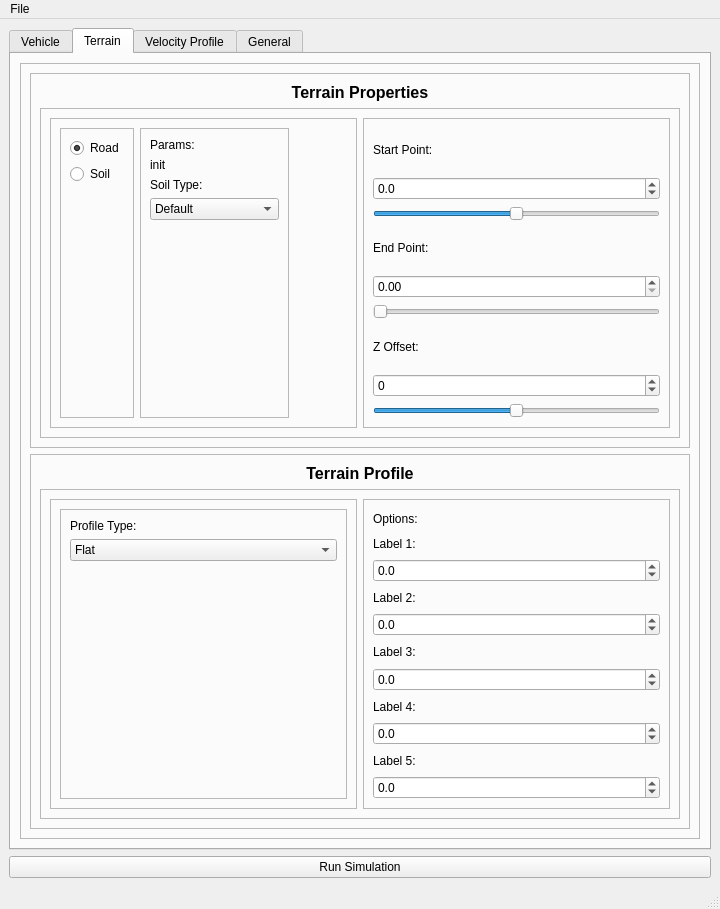
Qt form gui/my_gui.ui (bdemin/simGUI) before a commit.
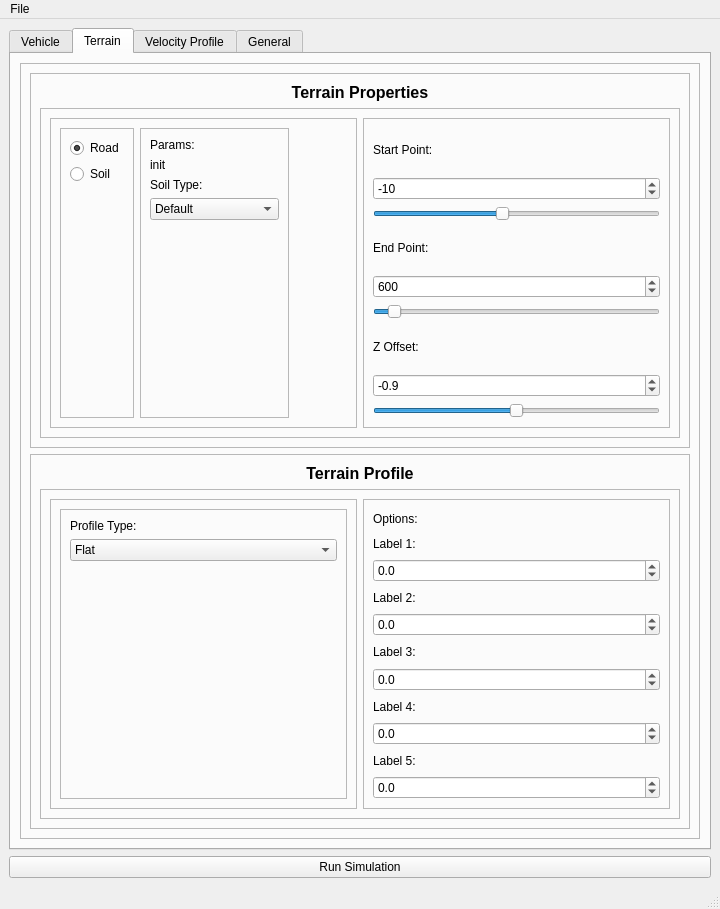
The same form after that commit. Icons and pictures are not drawn.

What changed in the file:
```diff
--- a/gui/my_gui.ui
+++ b/gui/my_gui.ui
@@ -370,29 +370,35 @@
                      </widget>
                     </item>
                     <item>
-                     <widget class="QDoubleSpinBox" name="doubleSpinBoxStartPoint">
-                      <property name="decimals">
-                       <number>1</number>
-                      </property>
+                     <widget class="QSpinBox" name="spinBoxStartPoint">
                       <property name="minimum">
-                       <double>-1.000000000000000</double>
+                       <number>-100</number>
                       </property>
                       <property name="maximum">
-                       <double>1.000000000000000</double>
+                       <number>100</number>
                       </property>
                       <property name="singleStep">
-                       <double>0.100000000000000</double>
+                       <number>10</number>
+                      </property>
+                      <property name="value">
+                       <number>-10</number>
                       </property>
                      </widget>
                     </item>
                     <item>
                      <widget class="QSlider" name="sliderStartPoint">
                       <property name="minimum">
-                       <number>-10</number>
+                       <number>-100</number>
                       </property>
                       <property name="maximum">
+                       <number>100</number>
+                      </property>
+                      <property name="singleStep">
                        <number>10</number>
                       </property>
+                      <property name="value">
+                       <number>-10</number>
+                      </property>
                       <property name="orientation">
                        <enum>Qt::Horizontal</enum>
                       </property>
@@ -409,10 +415,35 @@
                      </widget>
                     </item>
                     <item>
-                     <widget class="QDoubleSpinBox" name="doubleSpinBoxEndPoint"/>
+                     <widget class="QSpinBox" name="spinBoxEndPoint">
+                      <property name="minimum">
+                       <number>100</number>
+                      </property>
+                      <property name="maximum">
+                       <number>10000</number>
+                      </property>
+                      <property name="singleStep">
+                       <number>100</number>
+                      </property>
+                      <property name="value">
+                       <number>600</number>
+                      </property>
+                     </widget>
                     </item>
                     <item>
                      <widget class="QSlider" name="sliderEndPoint">
+                      <property name="minimum">
+                       <number>100</number>
+                      </property>
+                      <property name="maximum">
+                       <number>10000</number>
+                      </property>
+                      <property name="singleStep">
+                       <number>100</number>
+                      </property>
+                      <property name="value">
+                       <number>600</number>
+                      </property>
                       <property name="orientation">
                        <enum>Qt::Horizontal</enum>
                       </property>
@@ -426,15 +457,21 @@
                      </widget>
                     </item>
                     <item>
-                     <widget class="QSpinBox" name="spinBoxOffset">
+                     <widget class="QDoubleSpinBox" name="doubleSpinBoxOffset">
+                      <property name="decimals">
+                       <number>1</number>
+                      </property>
                       <property name="minimum">
-                       <number>-45</number>
+                       <double>-1.000000000000000</double>
                       </property>
                       <property name="maximum">
-                       <number>45</number>
+                       <double>1.000000000000000</double>
                       </property>
                       <property name="singleStep">
-                       <number>5</number>
+                       <double>0.100000000000000</double>
+                      </property>
+                      <property name="value">
+                       <double>-0.900000000000000</double>
                       </property>
                      </widget>
                     </item>
```
